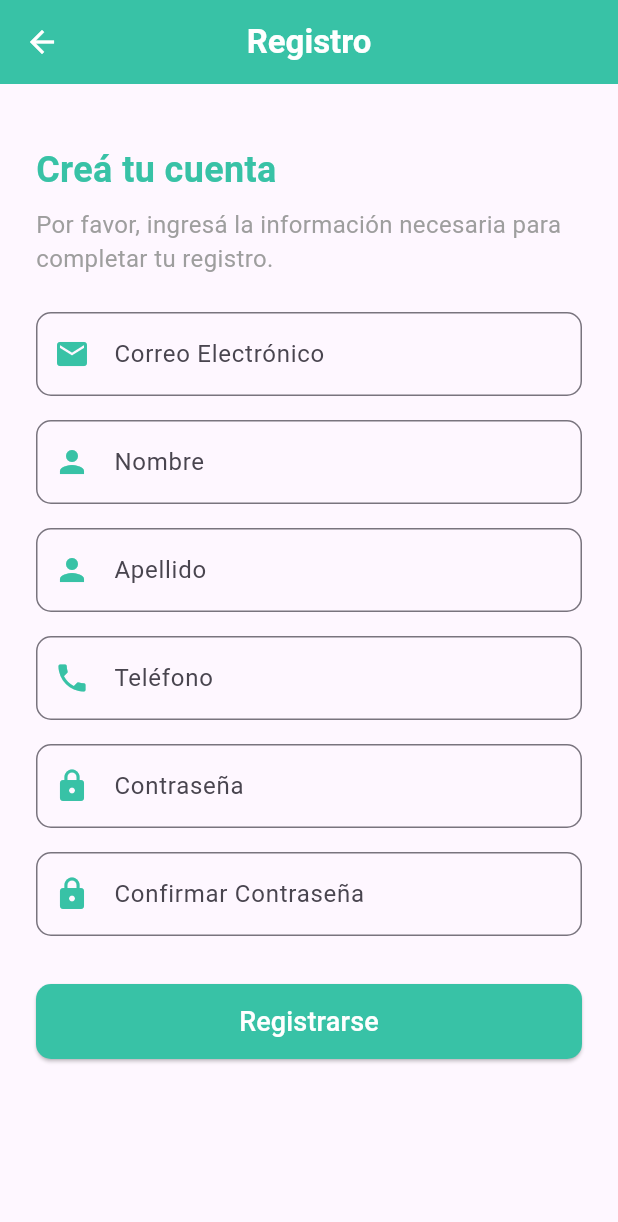
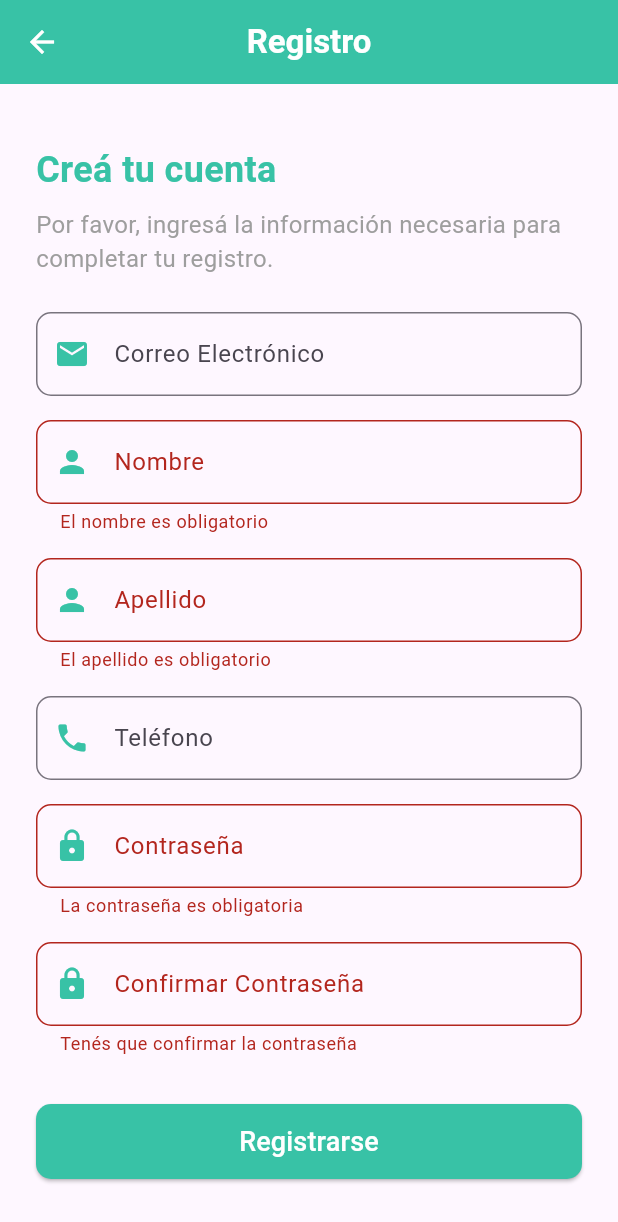
Before and after one commit to Leticia-PenhaG/FrontendLomiChef, a Flutter app: the RegisterPage screen opened by its route, after a tap on "Registrarse", on a phone screen of 412 x 824 dp. Shown: the top 1222 px of the screen. Run offline on Flutter 3.47's test engine with Material 3 defaults, Android fonts, the phone set to English and light mode, and no system bars.

Commit message:
se agregan validaciones en el formulario de registro: Validaciones implementadas para campos del formulario: * Contraseña: Mínimo 8 caracteres, con mayúscula, minúscula, número y carácter especial.  * Nombre, Apellido y Teléfono: No vacíos. * Confirmar Contraseña: Debe coincidir con la contraseña.

```diff
--- a/lib/src/pages/register/register_controller.dart
+++ b/lib/src/pages/register/register_controller.dart
@@ -13,40 +13,73 @@ class RegisterController {
   final TextEditingController passwordController = TextEditingController();
   final TextEditingController confirmPasswordController = TextEditingController();
 
-  UserProvider usersProvider = new UserProvider();
+  UserProvider usersProvider = UserProvider();
 
   Future<void> init(BuildContext context) async {
     this.context = context;
-    await Future.delayed(Duration.zero); // Simula una operación asíncrona.
+    await Future.delayed(Duration.zero);
     usersProvider.init(context);
   }
 
   void register() async {
     String email = emailController.text.trim();
-    String name = nameController.text;
+    String name = nameController.text.trim();
     String lastName = lastNameController.text.trim();
-    String phone = phoneController.text;
+    String phone = phoneController.text.trim();
     String password = passwordController.text.trim();
-    String confirmPassword = confirmPasswordController.text.trim();
 
-    User user = new User(
+    User user = User(
       email: email,
       name: name,
       lastname: lastName,
       phone: phone,
-      password: password
-
+      password: password,
     );
 
-    ResponseApi? responseApi = await usersProvider.create(user); //respuesta del servicio
+    ResponseApi? responseApi = await usersProvider.create(user); // Respuesta del servicio
 
-    print('RESPUESTA: ${responseApi?.toJson()}');
+    if (responseApi?.success == true) {
+      _showDialog('Éxito', 'Usuario registrado correctamente');
+    } else {
+      _showDialog('Error', responseApi?.message ?? 'Error desconocido');
+    }
+  }
 
-    print('EMAIL: $email');
-    print('Name: $name');
-    print('lastName: $lastName');
-    print('phone: $phone');
-    print('password: $password');
-    print('confirmPassword: $confirmPassword');
+  String? validatePassword(String? value) {
+    if (value == null || value.isEmpty) {
+      return 'La contraseña es obligatoria';
+    }
+    const passwordRegex =
+        r'^(?=.*[A-Z])(?=.*[a-z])(?=.*\d)(?=.*[@$!%*?&])[A-Za-z\d@$!%*?&]{8,}$';
+    if (!RegExp(passwordRegex).hasMatch(value)) {
+      return 'La contraseña debe tener al menos 8 caracteres, una mayúscula, una minúscula, un número y un carácter especial';
+    }
+    return null;
+  }
+
+  String? validateConfirmPassword(String? value) {
+    if (value == null || value.isEmpty) {
+      return 'Tenés que confirmar la contraseña';
+    }
+    if (value != passwordController.text.trim()) {
+      return 'Las contraseñas no coinciden';
+    }
+    return null;
+  }
+
+  void _showDialog(String title, String message) {
+    showDialog(
+      context: context,
+      builder: (context) => AlertDialog(
+        title: Text(title),
+        content: Text(message),
+        actions: [
+          TextButton(
+            onPressed: () => Navigator.pop(context),
+            child: const Text('Aceptar'),
+          ),
+        ],
+      ),
+    );
   }
 }
--- a/lib/src/pages/register/register_page.dart
+++ b/lib/src/pages/register/register_page.dart
@@ -3,7 +3,6 @@ import 'package:flutter/scheduler.dart';
 import 'package:lomi_chef_to_go/src/pages/register/register_controller.dart';
 
 import '../../utils/app_colors.dart';
-
 
 class RegisterPage extends StatefulWidget {
   const RegisterPage({super.key});
@@ -15,12 +14,15 @@ class RegisterPage extends StatefulWidget {
 class _RegisterPageState extends State<RegisterPage> {
   final RegisterController _controllerRegister = RegisterController();
 
+  final _formKey =
+      GlobalKey<FormState>(); // Clave del formulario para la validación
+
   @override
   void initState() {
     super.initState();
 
     SchedulerBinding.instance.addPostFrameCallback((timeStamp) {
-      _controllerRegister.init(context); //inicializar controladores
+      _controllerRegister.init(context); // Inicializar controladores
     });
   }
 
@@ -44,11 +46,12 @@ class _RegisterPageState extends State<RegisterPage> {
       body: SingleChildScrollView(
         child: Padding(
           padding: const EdgeInsets.all(24.0),
+          child: Form(
+            key: _formKey, // Asignar clave al formulario
             child: Column(
               crossAxisAlignment: CrossAxisAlignment.start,
               children: [
                 const SizedBox(height: 16),
-
                 const Text(
                   'Creá tu cuenta',
                   style: TextStyle(
@@ -67,35 +70,53 @@ class _RegisterPageState extends State<RegisterPage> {
                 _buildTextField(
                   controller: _controllerRegister.emailController,
                   label: 'Correo Electrónico',
-                  icon: Icons.email),
+                  icon: Icons.email,
+                  //validator: (value) => _controllerRegister.validateEmail(value),
+                ),
                 const SizedBox(height: 16),
                 _buildTextField(
                   controller: _controllerRegister.nameController,
                   label: 'Nombre',
-                  icon: Icons.person),
+                  icon: Icons.person,
+                  validator: (value) => value == null || value.isEmpty
+                      ? 'El nombre es obligatorio'
+                      : null,
+                ),
                 const SizedBox(height: 16),
                 _buildTextField(
                   controller: _controllerRegister.lastNameController,
                   label: 'Apellido',
-                  icon: Icons.person),
+                  icon: Icons.person,
+                  validator: (value) => value == null || value.isEmpty
+                      ? 'El apellido es obligatorio'
+                      : null,
+                ),
                 const SizedBox(height: 16),
                 _buildTextField(
                   controller: _controllerRegister.phoneController,
                   label: 'Teléfono',
                   icon: Icons.phone,
-                  inputType: TextInputType.phone),
+                  inputType: TextInputType.phone,
+                  //validator: (value) => _controllerRegister.validatePhone(value),
+                ),
                 const SizedBox(height: 16),
                 _buildTextField(
                   controller: _controllerRegister.passwordController,
                   label: 'Contraseña',
                   icon: Icons.lock,
-                  isPassword: true),
+                  isPassword: true,
+                  validator: (value) =>
+                      _controllerRegister.validatePassword(value),
+                ),
                 const SizedBox(height: 16),
                 _buildTextField(
                   controller: _controllerRegister.confirmPasswordController,
                   label: 'Confirmar Contraseña',
                   icon: Icons.lock,
-                  isPassword: true),
+                  isPassword: true,
+                  validator: (value) =>
+                      _controllerRegister.validateConfirmPassword(value),
+                ),
                 const SizedBox(height: 32),
 
                 SizedBox(
@@ -103,7 +124,9 @@ class _RegisterPageState extends State<RegisterPage> {
                   height: 50,
                   child: ElevatedButton(
                     onPressed: () {
+                      if (_formKey.currentState!.validate()) {
                         _controllerRegister.register();
+                      }
                     },
                     style: ElevatedButton.styleFrom(
                       backgroundColor: const Color(0xff38c2a6),
@@ -121,6 +144,7 @@ class _RegisterPageState extends State<RegisterPage> {
             ),
           ),
         ),
+      ),
     );
   }
 
@@ -131,8 +155,9 @@ class _RegisterPageState extends State<RegisterPage> {
     required IconData icon,
     bool isPassword = false,
     TextInputType inputType = TextInputType.text,
+    String? Function(String?)? validator,
   }) {
-    return TextField(
+    return TextFormField(
       controller: controller,
       obscureText: isPassword,
       keyboardType: inputType,
@@ -143,6 +168,7 @@ class _RegisterPageState extends State<RegisterPage> {
           borderRadius: BorderRadius.circular(10),
         ),
       ),
+      validator: validator,
     );
   }
 }
```
Lines whose indentation alone changed are shown as unchanged.
